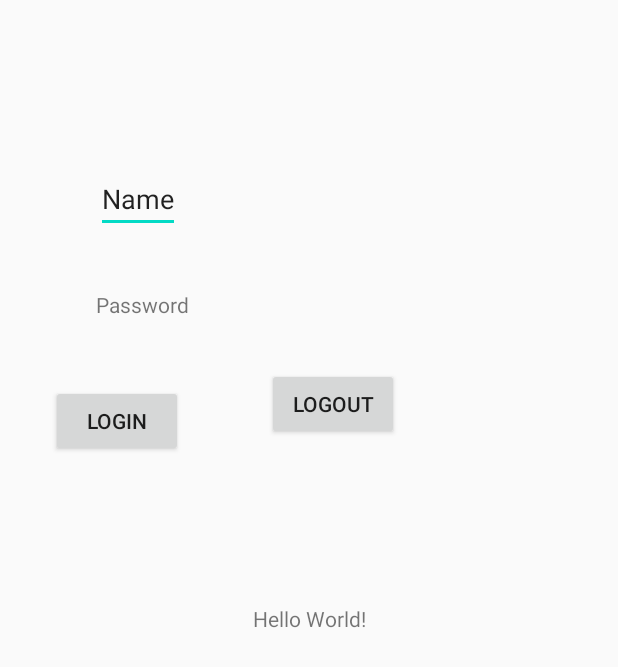
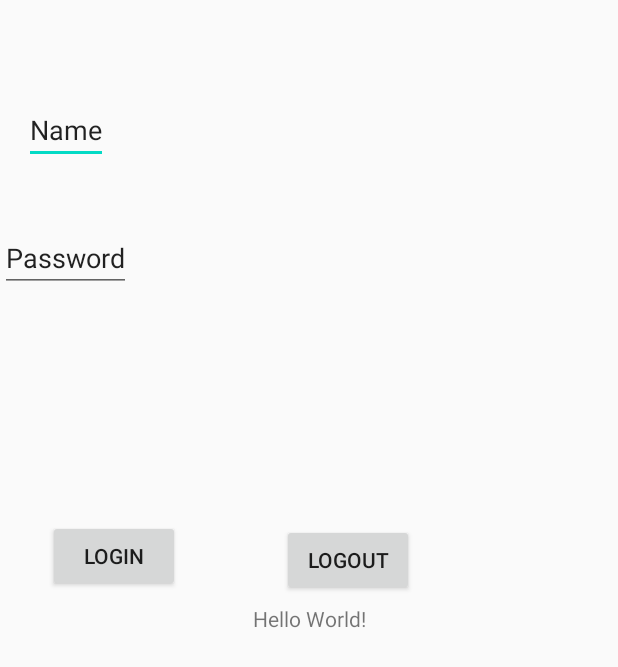
Before and after one commit to sahilBhola98/Telstra-App-1, an Android app: the layout activity_main.xml on its own in the app's theme, with its tools: preview values and no code run, on a phone screen of 412 x 824 dp. Shown: the top 667 px of the screen. Run offline under Robolectric (Android 15) with nearby library versions, the phone set to English and light mode, and no system bars.

Commit message:
add drawables

```diff
--- a/app/build.gradle
+++ b/app/build.gradle
@@ -27,6 +27,7 @@ dependencies {
     implementation 'androidx.appcompat:appcompat:1.2.0'
     implementation 'androidx.constraintlayout:constraintlayout:2.0.1'
     implementation 'androidx.recyclerview:recyclerview:1.1.0'
+
     testImplementation 'junit:junit:4.12'
     androidTestImplementation 'androidx.test.ext:junit:1.1.2'
     androidTestImplementation 'androidx.test.espresso:espresso-core:3.3.0'
--- /dev/null
+++ b/app/src/main/res/color/yellow.xml
@@ -0,0 +1,4 @@
+<?xml version="1.0" encoding="utf-8"?>
+<selector xmlns:android="http://schemas.android.com/apk/res/android">
+
+</selector>
--- /dev/null
+++ b/app/src/main/res/drawable/button_default.xml
@@ -0,0 +1,6 @@
+<?xml version="1.0" encoding="utf-8"?>
+<selector xmlns:android="http://schemas.android.com/apk/res/android">
+<item android:drawable="@drawable/button_click" android:state_pressed="true"/>
+<item android:drawable="@drawable/button_focus" android:state_focused="true"/>
+    <item android:drawable="@drawable/button_def"/>
+</selector>
--- a/app/src/main/res/layout/activity_main.xml
+++ b/app/src/main/res/layout/activity_main.xml
@@ -17,47 +17,47 @@
         app:layout_constraintTop_toTopOf="parent" />
 
     <EditText
-        android:id="@+id/personView"
+        android:id="@+id/editNameText"
         android:layout_width="wrap_content"
         android:layout_height="wrap_content"
-        android:layout_marginStart="64dp"
-        android:layout_marginLeft="64dp"
-        android:layout_marginTop="110dp"
+        android:layout_marginStart="16dp"
+        android:layout_marginLeft="16dp"
+        android:layout_marginTop="64dp"
         android:text="Name"
         app:layout_constraintStart_toStartOf="parent"
         app:layout_constraintTop_toTopOf="parent" />
 
-    <TextView
-        android:id="@+id/textView2"
+    <EditText
+        android:id="@+id/editPasswordText"
         android:layout_width="wrap_content"
         android:layout_height="wrap_content"
-        android:layout_marginTop="38dp"
+        android:layout_marginTop="40dp"
         android:text="Password"
-        app:layout_constraintStart_toStartOf="@+id/personView"
-        app:layout_constraintTop_toBottomOf="@+id/personView" />
+        app:layout_constraintStart_toStartOf="@+id/parent"
+        app:layout_constraintTop_toBottomOf="@+id/editNameText" />
 
     <Button
         android:id="@+id/buttonLogin"
         android:layout_width="wrap_content"
         android:layout_height="wrap_content"
-        android:layout_marginStart="34dp"
-        android:layout_marginLeft="34dp"
-        android:layout_marginTop="44dp"
+        android:layout_marginStart="32dp"
+        android:layout_marginLeft="32dp"
+        android:layout_marginTop="152dp"
         android:onClick="clickListener"
         android:text="Login"
         app:layout_constraintStart_toStartOf="parent"
-        app:layout_constraintTop_toBottomOf="@+id/textView2" />
+        app:layout_constraintTop_toBottomOf="@+id/editPasswordText" />
 
     <Button
         android:id="@+id/buttonCancel"
         android:layout_width="wrap_content"
         android:layout_height="wrap_content"
-        android:layout_marginStart="56dp"
-        android:layout_marginLeft="56dp"
-        android:layout_marginTop="52dp"
+        android:layout_marginStart="68dp"
+        android:layout_marginLeft="68dp"
+        android:layout_marginTop="200dp"
+        android:onClick="clickListener"
         android:text="Logout"
-        android:onClick="clickListener"
         app:layout_constraintStart_toEndOf="@+id/buttonLogin"
-        app:layout_constraintTop_toTopOf="@+id/textView2" />
+        app:layout_constraintTop_toTopOf="@+id/editPasswordText" />
 
 </androidx.constraintlayout.widget.ConstraintLayout>
--- a/app/src/main/res/layout/recyclelist_row.xml
+++ b/app/src/main/res/layout/recyclelist_row.xml
@@ -1,7 +1,8 @@
 <?xml version="1.0" encoding="utf-8"?>
+
 <LinearLayout xmlns:android="http://schemas.android.com/apk/res/android"
     android:orientation="vertical" android:layout_width="match_parent"
-    android:background="#000"
+    android:background="#008"
     android:layout_height="wrap_content">
 
     <TextView
```
Also changed, not shown: app/src/main/AndroidManifest.xml (+7 -4 lines), app/src/main/java/com/example/telstra_app/MainActivity.java (+42 -3 lines), app/src/main/java/com/example/telstra_app/Toggler.java (added, +27 -0 lines), app/src/main/res/drawable/button_click.xml (added, +11 -0 lines), app/src/main/res/drawable/button_def.xml (added, +9 -0 lines), app/src/main/res/drawable/button_focus.xml (added, +14 -0 lines), app/src/main/res/layout/activity_toggler.xml (added, +22 -0 lines).
